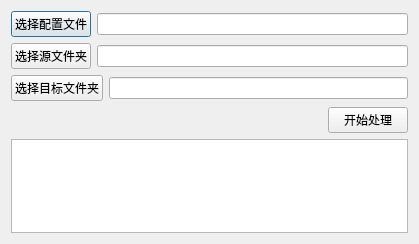
The window that main_dialog.ui (curious-heart/customize_files) describes before a commit, drawn with Qt 5.
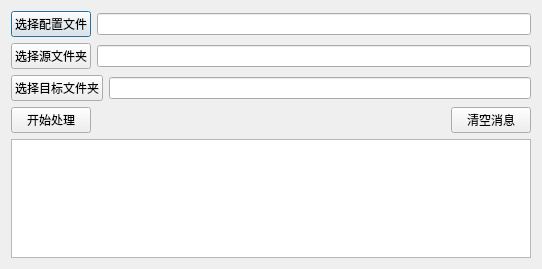
The same window after the commit.

Commit message: set default cfg file and src folder str; add button to clear log strings.

The edit to the form file:
```diff
--- a/main_dialog.ui
+++ b/main_dialog.ui
@@ -6,8 +6,8 @@
    <rect>
     <x>0</x>
     <y>0</y>
-    <width>419</width>
-    <height>244</height>
+    <width>542</width>
+    <height>269</height>
    </rect>
   </property>
   <property name="windowTitle">
@@ -58,6 +58,13 @@
    </item>
    <item>
     <layout class="QHBoxLayout" name="horizontalLayout_4">
+     <item>
+      <widget class="QPushButton" name="startProcPB">
+       <property name="text">
+        <string>开始处理</string>
+       </property>
+      </widget>
+     </item>
      <item>
       <spacer name="horizontalSpacer">
        <property name="orientation">
@@ -72,9 +79,9 @@
       </spacer>
      </item>
      <item>
-      <widget class="QPushButton" name="startProcPB">
+      <widget class="QPushButton" name="clearMsgPB">
        <property name="text">
-        <string>开始处理</string>
+        <string>清空消息</string>
        </property>
       </widget>
      </item>
```
The commit also changes 4 other files.
